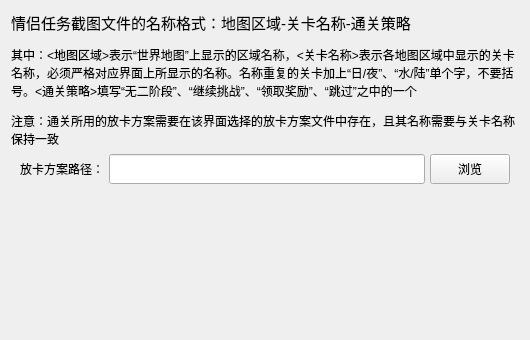
Old version of the form AppImplement/UIFiles/LoversQuestParam.ui in the repository LinFeng-BingYi/FVM_Backstage_Assistant_LFBY.
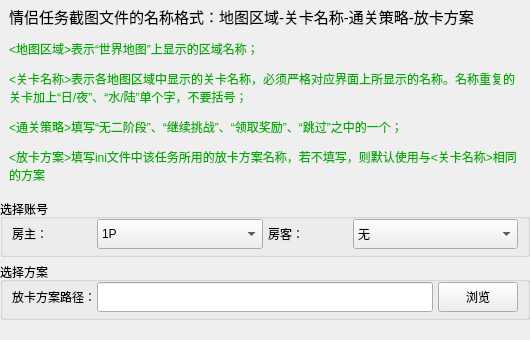
New version of the form.

Commit message: 优化各功能界面，使得在[开始]功能中选择组队模式的前提下，其他功能仍然可以选择单人模式; 此外，为每个功能都增加“放卡ini文件路径的选择，方便多个ini文件的使用

Diff of the .ui file:
```diff
--- a/AppImplement/UIFiles/LoversQuestParam.ui
+++ b/AppImplement/UIFiles/LoversQuestParam.ui
@@ -13,19 +13,141 @@
   <property name="windowTitle">
    <string>Form</string>
   </property>
-  <layout class="QVBoxLayout" name="verticalLayout">
+  <layout class="QVBoxLayout" name="verticalLayout" stretch="0,2,2,0">
+   <property name="spacing">
+    <number>5</number>
+   </property>
+   <property name="leftMargin">
+    <number>0</number>
+   </property>
+   <property name="topMargin">
+    <number>5</number>
+   </property>
+   <property name="rightMargin">
+    <number>0</number>
+   </property>
+   <property name="bottomMargin">
+    <number>0</number>
+   </property>
    <item>
-    <widget class="QLabel" name="label_dsc">
-     <property name="text">
-      <string>&lt;html&gt;&lt;head/&gt;&lt;body&gt;&lt;p&gt;&lt;span style=&quot; font-size:11pt;&quot;&gt;情侣任务截图文件的名称格式：地图区域-关卡名称-通关策略&lt;/span&gt;&lt;/p&gt;&lt;p&gt;其中：&amp;lt;地图区域&amp;gt;表示“世界地图”上显示的区域名称，&amp;lt;关卡名称&amp;gt;表示各地图区域中显示的关卡名称，必须严格对应界面上所显示的名称。名称重复的关卡加上“日/夜”、“水/陆”单个字，不要括号。&amp;lt;通关策略&amp;gt;填写“无二阶段”、“继续挑战”、“领取奖励”、“跳过”之中的一个&lt;/p&gt;&lt;p&gt;注意：通关所用的放卡方案需要在该界面选择的放卡方案文件中存在，且其名称需要与关卡名称保持一致&lt;/p&gt;&lt;/body&gt;&lt;/html&gt;</string>
+    <widget class="QWidget" name="widget_dcs" native="true">
+     <layout class="QVBoxLayout" name="verticalLayout_dsc">
+      <property name="spacing">
+       <number>5</number>
+      </property>
+      <property name="topMargin">
+       <number>0</number>
+      </property>
+      <property name="bottomMargin">
+       <number>10</number>
+      </property>
+      <item>
+       <widget class="QLabel" name="label_dsc">
+        <property name="text">
+         <string>&lt;html&gt;&lt;head/&gt;&lt;body&gt;&lt;p&gt;&lt;span style=&quot; font-size:11pt;&quot;&gt;情侣任务截图文件的名称格式：地图区域-关卡名称-通关策略-放卡方案&lt;/span&gt;&lt;/p&gt;&lt;p&gt;&lt;span style=&quot; color:#00aa00;&quot;&gt;&amp;lt;地图区域&amp;gt;表示“世界地图”上显示的区域名称；&lt;/span&gt;&lt;/p&gt;&lt;p&gt;&lt;span style=&quot; color:#00aa00;&quot;&gt;&amp;lt;关卡名称&amp;gt;表示各地图区域中显示的关卡名称，必须严格对应界面上所显示的名称。名称重复的关卡加上“日/夜”、“水/陆”单个字，不要括号；&lt;/span&gt;&lt;/p&gt;&lt;p&gt;&lt;span style=&quot; color:#00aa00;&quot;&gt;&amp;lt;通关策略&amp;gt;填写“无二阶段”、“继续挑战”、“领取奖励”、“跳过”之中的一个；&lt;/span&gt;&lt;/p&gt;&lt;p&gt;&lt;span style=&quot; color:#00aa00;&quot;&gt;&amp;lt;放卡方案&amp;gt;填写ini文件中该任务所用的放卡方案名称，若不填写，则默认使用与&amp;lt;关卡名称&amp;gt;相同的方案&lt;/span&gt;&lt;/p&gt;&lt;/body&gt;&lt;/html&gt;</string>
+        </property>
+        <property name="wordWrap">
+         <bool>true</bool>
+        </property>
+       </widget>
+      </item>
+     </layout>
+    </widget>
+   </item>
+   <item>
+    <widget class="QGroupBox" name="groupBox_select_players">
+     <property name="title">
+      <string>选择账号</string>
      </property>
-     <property name="wordWrap">
-      <bool>true</bool>
-     </property>
+     <layout class="QHBoxLayout" name="horizontalLayout_select_players">
+      <property name="spacing">
+       <number>5</number>
+      </property>
+      <property name="topMargin">
+       <number>0</number>
+      </property>
+      <property name="bottomMargin">
+       <number>5</number>
+      </property>
+      <item>
+       <widget class="QLabel" name="label_select_1p">
+        <property name="maximumSize">
+         <size>
+          <width>80</width>
+          <height>16777215</height>
+         </size>
+        </property>
+        <property name="text">
+         <string>房主：</string>
+        </property>
+       </widget>
+      </item>
+      <item>
+       <widget class="QComboBox" name="comboBox_select_1p">
+        <property name="minimumSize">
+         <size>
+          <width>0</width>
+          <height>30</height>
+         </size>
+        </property>
+        <item>
+         <property name="text">
+          <string>1P</string>
+         </property>
+        </item>
+        <item>
+         <property name="text">
+          <string>2P</string>
+         </property>
+        </item>
+       </widget>
+      </item>
+      <item>
+       <widget class="QLabel" name="label_select_2p">
+        <property name="maximumSize">
+         <size>
+          <width>80</width>
+          <height>16777215</height>
+         </size>
+        </property>
+        <property name="text">
+         <string>房客：</string>
+        </property>
+       </widget>
+      </item>
+      <item>
+       <widget class="QComboBox" name="comboBox_select_2p">
+        <property name="minimumSize">
+         <size>
+          <width>0</width>
+          <height>30</height>
+         </size>
+        </property>
+        <item>
+         <property name="text">
+          <string>无</string>
+         </property>
+        </item>
+        <item>
+         <property name="text">
+          <string>1P</string>
+         </property>
+        </item>
+        <item>
+         <property name="text">
+          <string>2P</string>
+         </property>
+        </item>
+       </widget>
+      </item>
+     </layout>
     </widget>
    </item>
    <item>
-    <widget class="QWidget" name="widget_file_path" native="true">
+    <widget class="QGroupBox" name="groupBox_file_path">
+     <property name="title">
+      <string>选择方案</string>
+     </property>
      <layout class="QHBoxLayout" name="horizontalLayout_file_path">
       <property name="spacing">
        <number>5</number>
@@ -34,7 +156,7 @@
        <number>0</number>
       </property>
       <property name="bottomMargin">
-       <number>0</number>
+       <number>5</number>
       </property>
       <item>
        <widget class="QLabel" name="label_file_path">
@@ -44,6 +166,12 @@
           <height>0</height>
          </size>
         </property>
+        <property name="maximumSize">
+         <size>
+          <width>80</width>
+          <height>16777215</height>
+         </size>
+        </property>
         <property name="text">
          <string>放卡方案路径：</string>
         </property>
@@ -83,7 +211,7 @@
      <property name="sizeHint" stdset="0">
       <size>
        <width>20</width>
-       <height>153</height>
+       <height>39</height>
       </size>
      </property>
     </spacer>
```
The commit also changes 32 other files.
